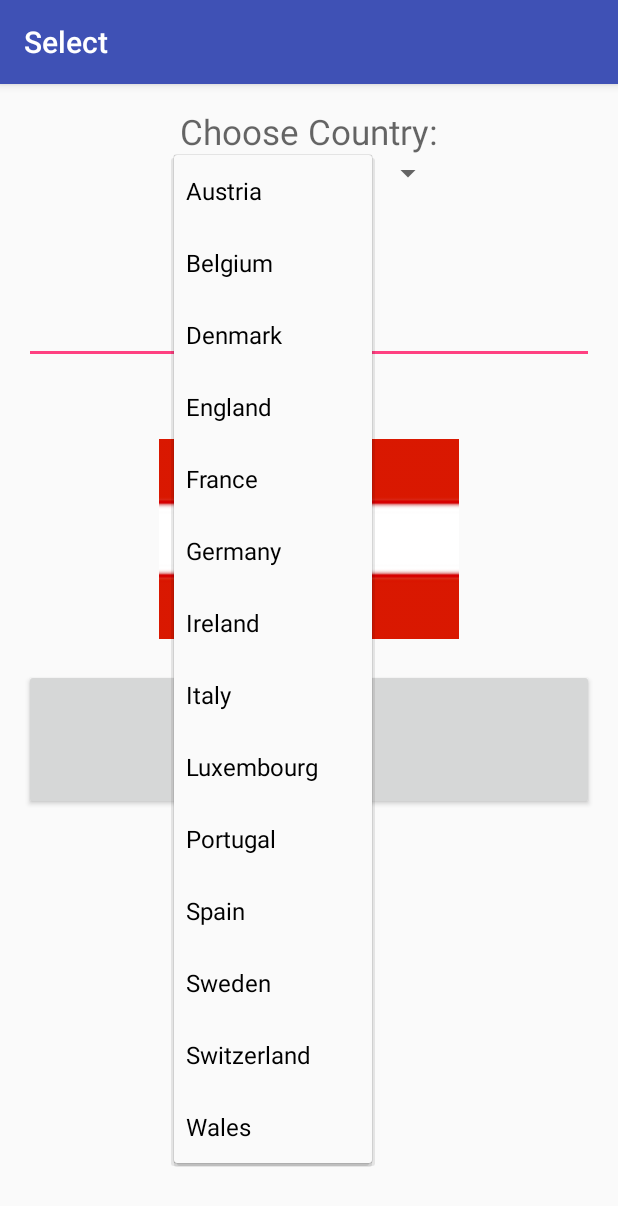
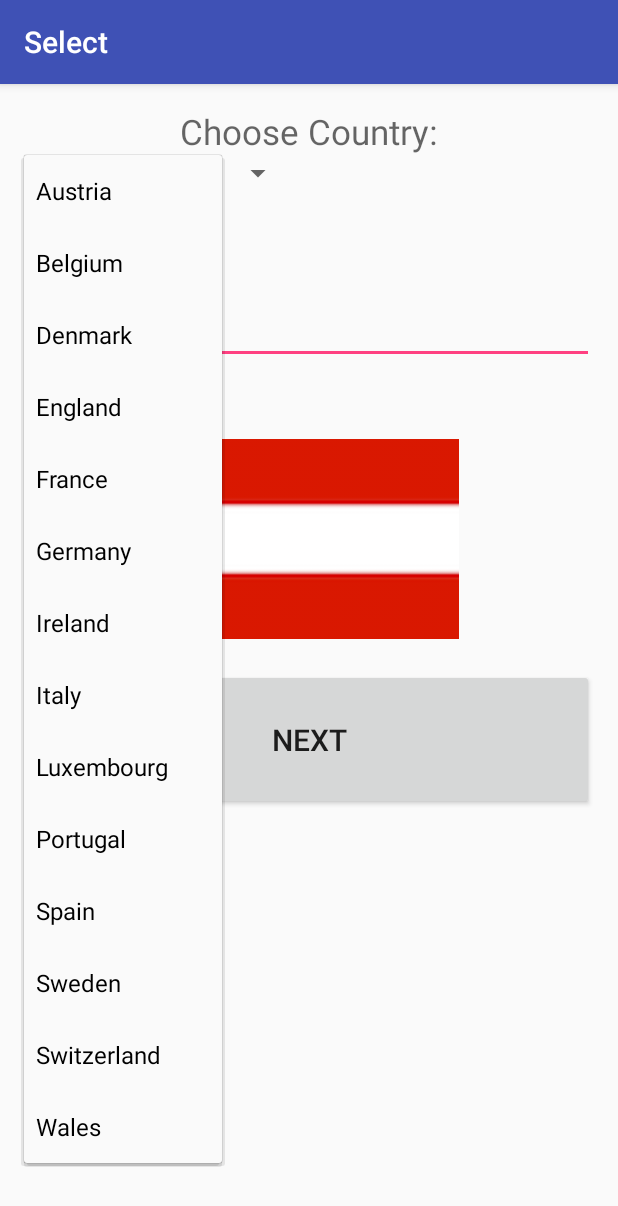
Before and after one commit to lundygp/COUNTry, an Android app: the Select screen opened directly, with no data from a screen before it, after a tap on "Austria", on a phone screen of 412 x 824 dp. Shown: the top 1206 px of the screen. Run offline under Robolectric (Android 15) with nearby library versions, the phone set to English and light mode, and no system bars.

Commit message:
Made a start on third page 3

```diff
--- a/app/src/main/res/layout/content_select.xml
+++ b/app/src/main/res/layout/content_select.xml
@@ -4,7 +4,7 @@
     xmlns:tools="http://schemas.android.com/tools"
     android:layout_width="match_parent"
     android:orientation="vertical"
-    android:layout_height="match_parent"
+    android:layout_height="match_parent "
     android:paddingBottom="@dimen/activity_vertical_margin"
     android:paddingLeft="@dimen/activity_horizontal_margin"
     android:paddingRight="@dimen/activity_horizontal_margin"
@@ -22,14 +22,13 @@
         android:id="@+id/chooseCountryTextView"
         android:layout_gravity="center_horizontal|top"
         android:textAlignment="gravity"
-        android:textSize="23sp" />
+        android:textSize="@dimen/headingSize" />
 
     <Spinner
         android:layout_width="180dp"
         android:layout_height="wrap_content"
         android:id="@+id/dropdown"
-        android:spinnerMode="dropdown"
-        android:layout_gravity="center_horizontal" />
+        android:spinnerMode="dropdown" />
 
     <EditText
         android:layout_width="match_parent"
```
